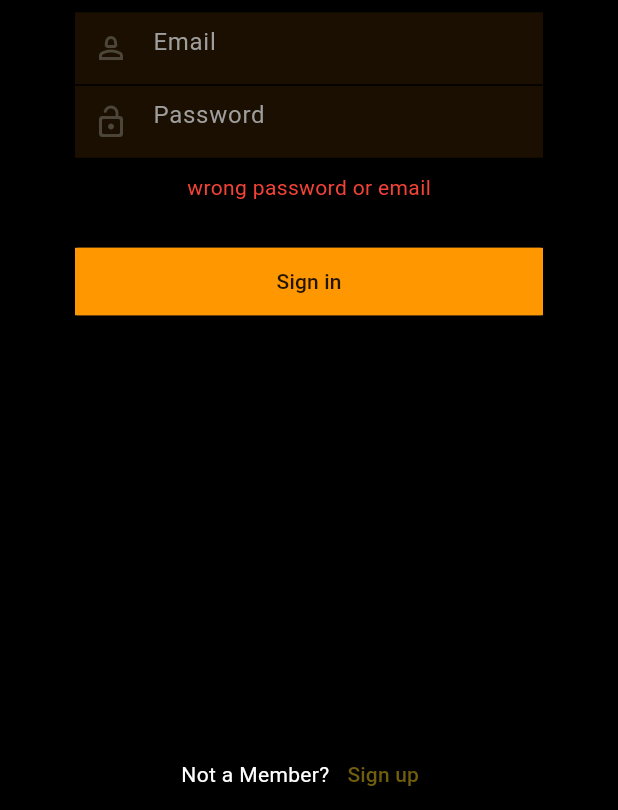
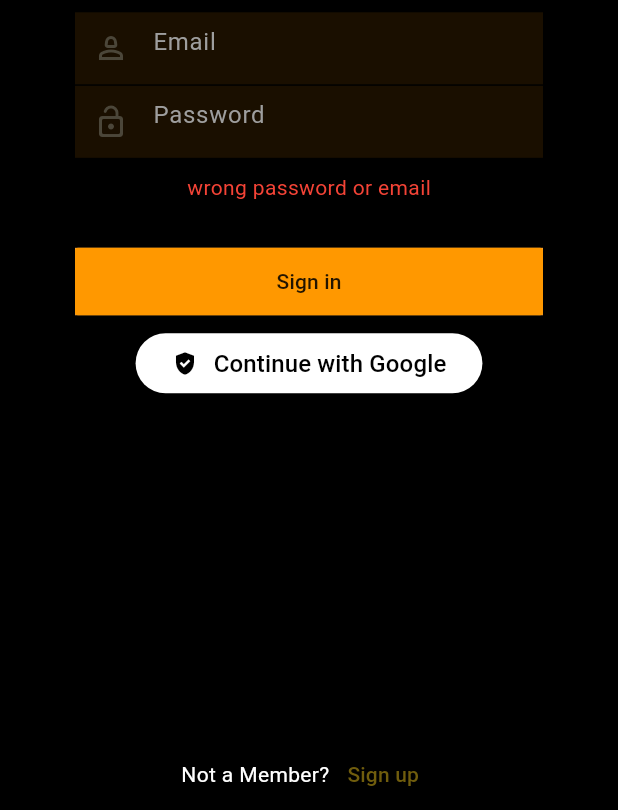
Before and after one commit to AvitBrian/alu_mobile_development, a Flutter app: the screen it shows after launch, after a tap on "Sign in", on a phone screen of 412 x 824 dp, the part 426-1236 px from its top. Run offline on Flutter 3.47's test engine with Material 3 defaults, Android fonts, the phone set to English and light mode, and no system bars; our stand-ins replace cloud_firestore, firebase_auth, firebase_core, google_sign_in; accounts and stored records are empty; network calls fail.

Commit message:
google sign

```diff
--- a/get_it_done/lib/features/authentication/pages/signin_page.dart
+++ b/get_it_done/lib/features/authentication/pages/signin_page.dart
@@ -4,6 +4,7 @@ import 'package:get_it_done/features/navigation/screens/home_screen.dart';
 import 'package:get_it_done/providers/provider.dart';
 import 'package:get_it_done/utils/app_settings.dart';
 import 'package:provider/provider.dart';
+import 'package:google_sign_in/google_sign_in.dart';
 
 class SignInForm extends StatefulWidget {
   const SignInForm({Key? key}) : super(key: key);
@@ -18,6 +19,49 @@ class _SignInFormState extends State<SignInForm> {
   bool isLoading = false;
   bool hasError = false;
   String error = '';
+
+  final GoogleSignIn _googleSignIn = GoogleSignIn();
+
+  Future<void> handleGoogleSignIn() async {
+    try {
+      setState(() {
+        isLoading = true;
+        hasError = false;
+      });
+
+      final GoogleSignInAccount? googleSignInAccount = await _googleSignIn.signIn();
+
+      if (googleSignInAccount != null) {
+        final GoogleSignInAuthentication googleSignInAuthentication =
+            await googleSignInAccount.authentication;
+
+        final OAuthCredential credential = GoogleAuthProvider.credential(
+          accessToken: googleSignInAuthentication.accessToken,
+          idToken: googleSignInAuthentication.idToken,
+        );
+
+
+        // Sign in with Google credential
+        await FirebaseAuth.instance.signInWithCredential(credential);
+        AuthStateProvider().setAuthState(FirebaseAuth.instance.currentUser);
+
+        // ignore: use_build_context_synchronously
+        handleAfterLogin(context);
+      } else {
+        setState(() {
+          isLoading = false;
+          hasError = true;
+          error = 'Google sign-in cancelled.';
+        });
+      }
+    } catch (e) {
+      setState(() {
+        isLoading = false;
+        hasError = true;
+        error = '${e.toString()}';
+      });
+    }
+  }
 
   @override
   Widget build(BuildContext context) {
@@ -71,13 +115,15 @@ class _SignInFormState extends State<SignInForm> {
               break;
           }
         });
-      } catch (_) {
-        setState(() {
-          isLoading = false;
-          hasError = true;
-          error = 'An unexpected error occurred. Please try again.';
-        });
-      }
+      } catch (e) {
+  print("Error details: $e");
+  setState(() {
+    isLoading = false;
+    hasError = true;
+    error = 'Error occurred during Google sign-in. Please try again.';
+  });
+}
+
     }
 
     return SingleChildScrollView(
@@ -114,15 +160,7 @@ class _SignInFormState extends State<SignInForm> {
               obscureText: true,
             ),
             const SizedBox(height: 10.0),
-            // Row(
-            //   mainAxisAlignment: MainAxisAlignment.end,
-            //   children: [
-            //     TextButton(
-            //       onPressed: () {},
-            //       child: const Text("Forgot Password?"),
-            //     ),
-            //   ],
-            // ),
+
             Visibility(
               visible: hasError,
               child: SizedBox(
@@ -162,7 +200,38 @@ class _SignInFormState extends State<SignInForm> {
                   ),
               ],
             ),
-            const SizedBox(height: 16),
+            const SizedBox(height: 8),
+             Row(
+  mainAxisAlignment: MainAxisAlignment.center,
+  children: [
+    ElevatedButton(
+      onPressed: handleGoogleSignIn,
+      style: ElevatedButton.styleFrom(
+        backgroundColor: Colors.white,
+        shape: RoundedRectangleBorder(
+          borderRadius: BorderRadius.circular(20.0),
+        ),
+      ),
+      child: const Row(
+        children: [
+          Icon(
+            Icons.gpp_good,
+            color: Colors.black,
+          ),
+          SizedBox(width: 10),
+          Text(
+            "Continue with Google",
+            style: TextStyle(
+              color: Colors.black,
+              fontSize: 16,
+            ),
+          ),
+        ],
+      ),
+    ),
+  ],
+),
+
           ],
         ),
       ),
--- a/get_it_done/lib/features/authentication/pages/signup_page.dart
+++ b/get_it_done/lib/features/authentication/pages/signup_page.dart
@@ -19,6 +19,9 @@ class _SignUpFormState extends State<SignUpForm> {
   bool isLoading = false;
   bool hasError = false;
   String error = '';
+
+
+
 
   Future<bool> checkUserExists(String email) async {
     try {
--- a/get_it_done/pubspec.yaml
+++ b/get_it_done/pubspec.yaml
@@ -42,6 +42,7 @@ dependencies:
   cloud_firestore: ^4.15.5
   firebase_auth: ^4.17.4
   provider: ^6.1.1
+  google_sign_in: ^5.2.1
 
 dev_dependencies:
   flutter_test:
```
Also changed, not shown: get_it_done/lib/providers/provider.dart (+0 -14 lines), get_it_done/pubspec.lock, 2 other files.
